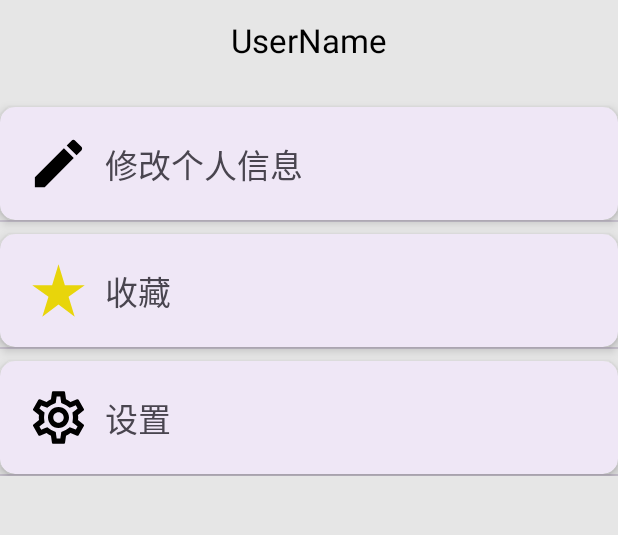
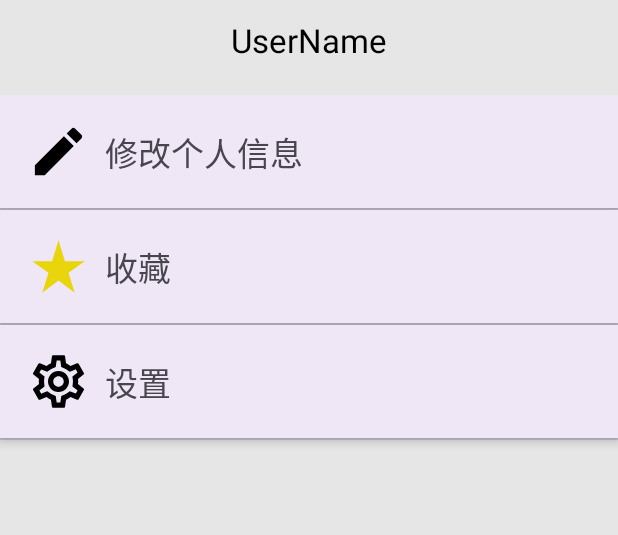
Before and after one commit to nefelibetas/PhotoShare, an Android app: the fragment UserFragment shown on its own in the app's theme, after a tap on "收藏", on a phone screen of 412 x 824 dp, the part 235-770 px from its top. Run offline under Robolectric (Android 15) with nearby library versions, the phone set to English and light mode, and no system bars.

Commit message:
准备做用户个人中心页面的部分功能

```diff
--- a/app/src/main/java/com/fish/photoshare/activities/EntranceActivity.java
+++ b/app/src/main/java/com/fish/photoshare/activities/EntranceActivity.java
@@ -140,6 +140,7 @@ public class EntranceActivity extends AppCompatActivity implements View.OnClickL
                             SharedPreferencesUtils.remove(EntranceActivity.this, lastUpdateTimeKey);
                         }
                         startActivity(intent);
+                        finish();
                     }
                 }
             }
@@ -160,7 +161,7 @@ public class EntranceActivity extends AppCompatActivity implements View.OnClickL
                 public void onResponse(@NonNull Call call, @NonNull Response response) throws IOException {
                     if (response.isSuccessful()) {
                         String body = response.body().string();
-                        Result<Object> res = HttpUtils.gson.fromJson(body, Result.class);
+                        Result<Object> res = HttpUtils.gson.fromJson(body, new TypeToken<Result<Object>>(){}.getType());
                         Log.d("fishCat", "register onResponse data: " + res);
                         if (res.getCode() == 500) {
                             ToastUtils.show(EntranceActivity.this, res.getMsg());
--- a/app/src/main/java/com/fish/photoshare/fragments/UserFragment.java
+++ b/app/src/main/java/com/fish/photoshare/fragments/UserFragment.java
@@ -1,5 +1,6 @@
 package com.fish.photoshare.fragments;
 
+import android.content.Intent;
 import android.graphics.Bitmap;
 import android.graphics.BitmapFactory;
 import android.os.Bundle;
@@ -14,6 +15,8 @@ import android.view.ViewGroup;
 import android.widget.TextView;
 
 import com.fish.photoshare.R;
+import com.fish.photoshare.activities.MainActivity;
+import com.fish.photoshare.activities.UserInformationActivity;
 import com.fish.photoshare.common.Api;
 import com.fish.photoshare.pojo.User;
 import com.fish.photoshare.utils.HttpUtils;
@@ -118,14 +121,16 @@ public class UserFragment extends Fragment implements View.OnClickListener {
     @Override
     public void onClick(View v) {
         int id = v.getId();
-        String msg = null;
         if (id == R.id.editCard) {
-            msg = "修改信息";
+            Intent intent = new Intent(getActivity(), UserInformationActivity.class);
+            Bundle bundle = new Bundle();
+            bundle.putSerializable("information", information);
+            intent.putExtras(bundle);
+            startActivity(intent);
         } else if (id == R.id.starCard) {
-            msg = "收藏页面";
+
         } else if (id == R.id.settingCard) {
-            msg = "设置界面";
+
         }
-        ToastUtils.show(getContext(), msg);
     }
 }
--- a/app/src/main/java/com/fish/photoshare/pojo/User.java
+++ b/app/src/main/java/com/fish/photoshare/pojo/User.java
@@ -1,8 +1,9 @@
 package com.fish.photoshare.pojo;
 
+import java.io.Serializable;
 import java.util.Date;
 
-public class User {
+public class User implements Serializable {
     private String id;
     private String appKey;
     private String username;
--- a/app/src/main/res/layout/fragment_user.xml
+++ b/app/src/main/res/layout/fragment_user.xml
@@ -43,7 +43,7 @@
     <!-- 其他选项 -->
     <LinearLayout
         android:layout_width="match_parent"
-        android:layout_height="wrap_content"
+        android:layout_height="match_parent"
         android:layout_marginTop="10dp"
         android:orientation="vertical">
 
@@ -51,9 +51,8 @@
         <com.google.android.material.card.MaterialCardView
             android:id="@+id/editCard"
             android:layout_width="match_parent"
-            android:layout_marginTop="8dp"
             android:layout_height="75dp"
-            app:cardCornerRadius="10dp"
+            app:cardCornerRadius="0dp"
             app:strokeWidth="2dp"
             app:strokeColor="@color/transparent"
             app:cardElevation="4dp"
@@ -88,14 +87,12 @@
         <com.google.android.material.divider.MaterialDivider
             android:layout_width="match_parent"
             android:layout_height="wrap_content"/>
-
         <!-- 第二个 -->
         <com.google.android.material.card.MaterialCardView
             android:id="@+id/starCard"
             android:layout_width="match_parent"
-            android:layout_marginTop="8dp"
             android:layout_height="75dp"
-            app:cardCornerRadius="10dp"
+            app:cardCornerRadius="0dp"
             app:strokeWidth="2dp"
             app:strokeColor="@color/transparent"
             app:cardElevation="4dp"
@@ -130,14 +127,12 @@
         <com.google.android.material.divider.MaterialDivider
             android:layout_width="match_parent"
             android:layout_height="wrap_content"/>
-
         <!-- 第三个 -->
         <com.google.android.material.card.MaterialCardView
             android:id="@+id/settingCard"
             android:layout_width="match_parent"
-            android:layout_marginTop="8dp"
             android:layout_height="75dp"
-            app:cardCornerRadius="10dp"
+            app:cardCornerRadius="0dp"
             app:strokeWidth="2dp"
             app:strokeColor="@color/transparent"
             app:cardElevation="4dp"
@@ -172,6 +167,5 @@
         <com.google.android.material.divider.MaterialDivider
             android:layout_width="match_parent"
             android:layout_height="wrap_content"/>
-
     </LinearLayout>
 </LinearLayout>
```
Also changed, not shown: app/src/main/AndroidManifest.xml (+12 -6 lines).
